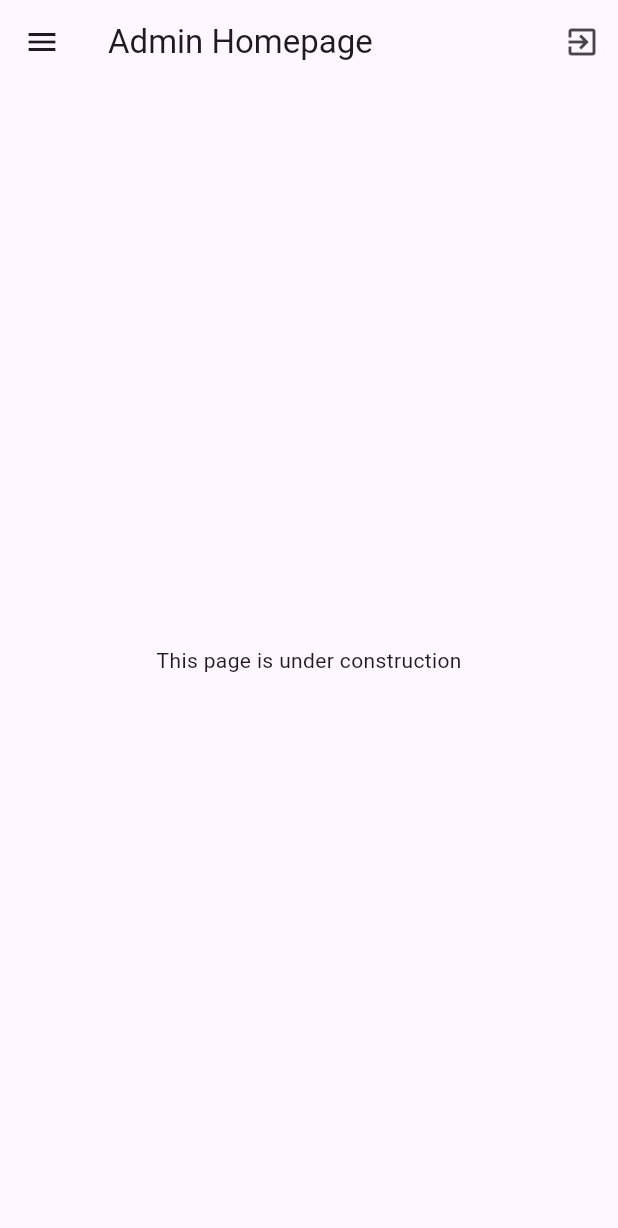
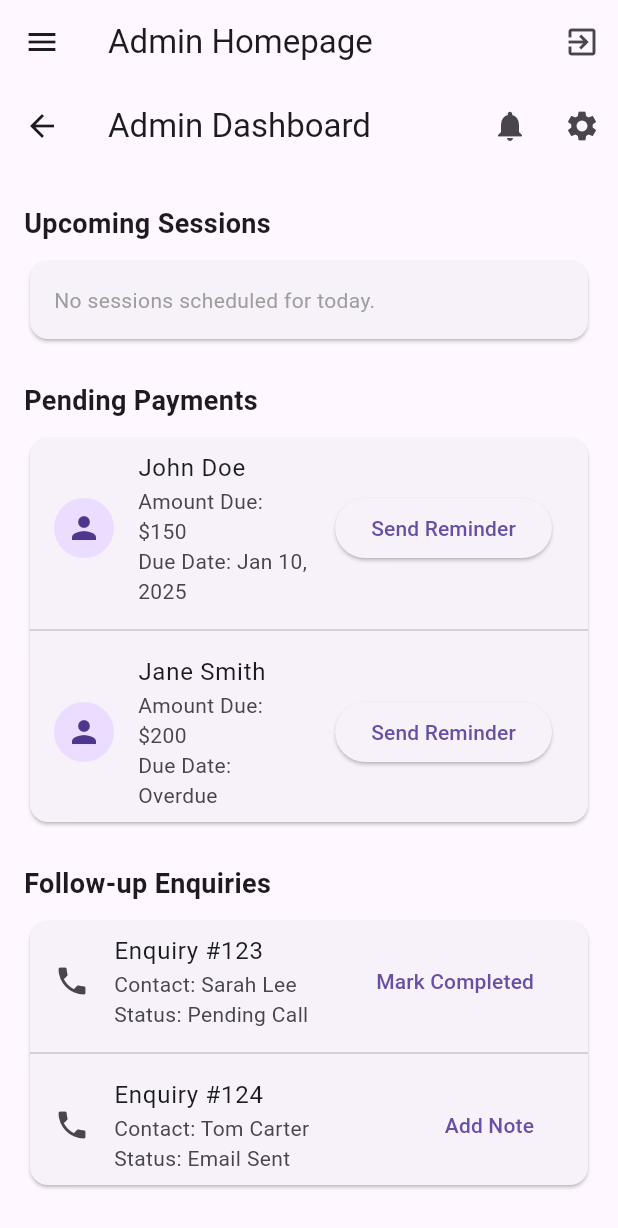
Before and after one commit to Bharghavi/gogglevue, a Flutter app: the AdminHomePage screen opened by its route, on a phone screen of 412 x 824 dp. Shown: the top 1228 px of the screen. Run offline on Flutter 3.47's test engine with Material 3 defaults, Android fonts, the phone set to English and light mode, and no system bars; our stand-ins replace cloud_firestore, firebase_auth, firebase_core, flutter_secure_storage; accounts and stored records are empty.

Commit message:
Added admin home page - upcoming sessions section and refactor

```diff
--- /dev/null
+++ b/lib/Utils/TimeOfDayUtils.dart
@@ -0,0 +1,12 @@
+import 'package:flutter/material.dart';
+
+class TimeOfDayUtils {
+  static String timeOfDayToString(TimeOfDay time) {
+    return '${time.hour.toString().padLeft(2, '0')}:${time.minute.toString().padLeft(2, '0')}';
+  }
+
+  static TimeOfDay stringToTimeOfDay(String timeString) {
+    final parts = timeString.split(':');
+    return TimeOfDay(hour: int.parse(parts[0]), minute: int.parse(parts[1]));
+  }
+}
--- /dev/null
+++ b/lib/helpers/upcoming_sessions_helper.dart
@@ -0,0 +1,58 @@
+import 'package:gogglevue/helpers/batch_helper.dart';
+import 'package:intl/intl.dart';
+import '../models/batch.dart';
+
+class UpcomingSessionsHelper {
+
+  static Future<List<Map<String, dynamic>>>  buildUpcomingSessions() async {
+
+    List<Batch> batches = await BatchHelper.fetchActiveBatches();
+
+    print('${batches.length} batches fetched');
+
+    Map<String, int> dayToIndex = {
+      "Sun": 0,
+      "Mon": 1,
+      "Tue": 2,
+      "Wed": 3,
+      "Thu": 4,
+      "Fri": 5,
+      "Sat": 6,
+    };
+
+    // Get today's day and index
+    String today = DateFormat('E').format(DateTime.now()); // e.g., "Mon"
+    int todayIndex = dayToIndex[today]!;
+
+    // Process batches
+    List<Map<String, dynamic>> upcomingSessions = [];
+    for (var batch in batches) {
+      // Filter and sort scheduleDays
+      List<String> upcomingDays = batch.scheduleDays
+          .where((day) => dayToIndex[day]! >= todayIndex)
+          .toList()
+        ..sort((a, b) => dayToIndex[a]!.compareTo(dayToIndex[b]!));
+
+      if (upcomingDays.isNotEmpty) {
+        upcomingSessions.add({
+          "batchName": batch.name,
+          "upcomingDays": upcomingDays,
+        });
+      }
+    }
+
+    return upcomingSessions;
+  }
+
+  static Future<List<Batch>> getBatchesForToday() async {
+    List<Batch> batches = await BatchHelper.fetchActiveBatches();
+    String today = DateFormat('E').format(DateTime.now());
+
+    List<Batch> result = batches.where((batch) {
+      return batch.scheduleDays.contains(today);
+    }).toList();
+
+    return result;
+  }
+
+}
--- a/lib/main.dart
+++ b/lib/main.dart
@@ -1,13 +1,13 @@
 import 'package:firebase_core/firebase_core.dart';
 import 'package:flutter/material.dart';
 import '../managers/login_manager.dart';
-import '../screens/admin_home.dart';
-import '../screens/login_page.dart';
+import 'screens/admin/admin_home.dart';
+import 'screens/admin/login_page.dart';
 import 'screens/staff/staff_home.dart';
 import 'screens/student/student_home.dart';
 import 'firebase_options.dart';
 import 'constants.dart';
-import 'screens/registration_page.dart';
+import 'screens/admin/registration_page.dart';
 
 void main() async {
   WidgetsFlutterBinding.ensureInitialized();
--- a/lib/models/course.dart
+++ b/lib/models/course.dart
@@ -37,8 +37,6 @@ class Course {
         return 'academics';
       case Category.sports:
         return 'sports';
-      default:
-        return 'academics';
     }
   }
 
--- a/lib/screens/admin_home.dart
+++ b/lib/screens/admin/admin_home.dart
@@ -1,11 +1,12 @@
 import 'package:flutter/material.dart';
-import '../managers/login_manager.dart';
+import '../../managers/login_manager.dart';
 import 'batch_page.dart';
 import 'staff_page.dart';
 import 'course_page.dart';
 import 'student_page.dart';
 import 'lesson_plan_page.dart';
 import 'payment_page.dart';
+import 'admin_home_page.dart';
 
 class AdminHomePage extends StatefulWidget {
   const AdminHomePage({super.key});
@@ -130,15 +131,6 @@ class AdminHomepageState extends State<AdminHomePage> {
   }
 }
 
-class HomePage extends StatelessWidget {
-  const HomePage({super.key});
-
-  @override
-  Widget build(BuildContext context) {
-    return Center(child: Text('This page is under construction'));
-  }
-}
-
 // AttendancePage.dart
 class AttendancePage extends StatelessWidget {
   const AttendancePage({super.key});
--- /dev/null
+++ b/lib/screens/admin/admin_home_page.dart
@@ -0,0 +1,58 @@
+import 'package:flutter/material.dart';
+import 'sections/upcoming_sessions.dart';
+import 'sections/pending_payments.dart';
+import 'sections/follow_up_enquiries.dart';
+
+class HomePage extends StatefulWidget {
+  const HomePage({super.key});
+
+  @override
+  HomepageState createState() => HomepageState();
+}
+class HomepageState extends State<HomePage> {
+
+  @override
+  Widget build(BuildContext context) {
+    return Scaffold(
+      appBar: AppBar(
+        title: const Text('Admin Dashboard'),
+        actions: [
+          IconButton(
+            icon: const Icon(Icons.notifications),
+            onPressed: () {},
+          ),
+          IconButton(
+            icon: const Icon(Icons.settings),
+            onPressed: () {},
+          ),
+        ],
+      ),
+      body: ListView(
+        padding: const EdgeInsets.all(16.0),
+        children: [
+          _buildSectionHeader('Upcoming Sessions'),
+          const UpcomingSessionsSection(), // Replace with Placeholder
+          const SizedBox(height: 16.0),
+          _buildSectionHeader('Pending Payments'),
+          const PendingPaymentsSection(), // Replace with Placeholder
+          const SizedBox(height: 16.0),
+          _buildSectionHeader('Follow-up Enquiries'),
+          const FollowUpEnquirySection(), // Replace with Placeholder
+        ],
+      ),
+    );
+  }
+
+  Widget _buildSectionHeader(String title) {
+    return Padding(
+      padding: const EdgeInsets.symmetric(vertical: 8.0),
+      child: Text(
+        title,
+        style: const TextStyle(
+          fontSize: 18.0,
+          fontWeight: FontWeight.bold,
+        ),
+      ),
+    );
+  }
+}
--- a/lib/screens/course_page.dart
+++ b/lib/screens/admin/course_page.dart
@@ -1,7 +1,7 @@
 import 'package:flutter/material.dart';
-import '../models/course.dart';
-import '../helpers/course_helper.dart';
-import '../Utils/ui_utils.dart';
+import '../../models/course.dart';
+import '../../helpers/course_helper.dart';
+import '../../Utils/ui_utils.dart';
 
 // CoursePage.dart
 class CoursePage extends StatefulWidget {
--- a/lib/screens/registration_page.dart
+++ b/lib/screens/admin/registration_page.dart
@@ -1,5 +1,5 @@
 import 'package:flutter/material.dart';
-import '../helpers/user_registration_helper.dart';
+import '../../helpers/user_registration_helper.dart';
 
 class RegistrationPage extends StatefulWidget {
   const RegistrationPage({super.key});
--- /dev/null
+++ b/lib/screens/admin/sections/follow_up_enquiries.dart
@@ -0,0 +1,40 @@
+import 'package:flutter/material.dart';
+
+class FollowUpEnquirySection extends StatefulWidget {
+  const FollowUpEnquirySection({super.key});
+
+  @override
+  FollowUpEnquirySectionState createState() => FollowUpEnquirySectionState();
+}
+
+class FollowUpEnquirySectionState extends State<FollowUpEnquirySection> {
+
+  @override
+  Widget build(BuildContext context) {
+    return Card(
+      child: Column(
+        children: [
+          ListTile(
+            leading: const Icon(Icons.phone),
+            title: const Text('Enquiry #123'),
+            subtitle: const Text('Contact: Sarah Lee\nStatus: Pending Call'),
+            trailing: TextButton(
+              onPressed: () {},
+              child: const Text('Mark Completed'),
+            ),
+          ),
+          const Divider(),
+          ListTile(
+            leading: const Icon(Icons.phone),
+            title: const Text('Enquiry #124'),
+            subtitle: const Text('Contact: Tom Carter\nStatus: Email Sent'),
+            trailing: TextButton(
+              onPressed: () {},
+              child: const Text('Add Note'),
+            ),
+          ),
+        ],
+      ),
+    );
+  }
+}
--- /dev/null
+++ b/lib/screens/admin/sections/pending_payments.dart
@@ -0,0 +1,44 @@
+import 'package:flutter/material.dart';
+
+class PendingPaymentsSection extends StatefulWidget {
+  const PendingPaymentsSection({super.key});
+
+  @override
+  PendingPaymentsSectionState createState() =>
+      PendingPaymentsSectionState();
+}
+
+class PendingPaymentsSectionState extends State<PendingPaymentsSection> {
+  @override
+  Widget build(BuildContext context) {
+    return Card(
+      child: Column(
+        children: [
+          ListTile(
+            leading: const CircleAvatar(
+              child: Icon(Icons.person),
+            ),
+            title: const Text('John Doe'),
+            subtitle: const Text('Amount Due: \$150\nDue Date: Jan 10, 2025'),
+            trailing: ElevatedButton(
+              onPressed: () {},
+              child: const Text('Send Reminder'),
+            ),
+          ),
+          const Divider(),
+          ListTile(
+            leading: const CircleAvatar(
+              child: Icon(Icons.person),
+            ),
+            title: const Text('Jane Smith'),
+            subtitle: const Text('Amount Due: \$200\nDue Date: Overdue'),
+            trailing: ElevatedButton(
+              onPressed: () {},
+              child: const Text('Send Reminder'),
+            ),
+          ),
+        ],
+      ),
+    );
+  }
+}
--- /dev/null
+++ b/lib/screens/admin/sections/upcoming_sessions.dart
@@ -0,0 +1,90 @@
+import 'package:flutter/material.dart';
+import '../../../helpers/upcoming_sessions_helper.dart';
+import '../../../Utils/TimeOfDayUtils.dart';
+import '../../../models/batch.dart';
+import '../student_batch_page.dart';
+
+class UpcomingSessionsSection extends StatefulWidget {
+  const UpcomingSessionsSection({super.key});
+
+  @override
+  UpcomingSessionsSectionState createState() =>
+      UpcomingSessionsSectionState();
+}
+
+class UpcomingSessionsSectionState extends State<UpcomingSessionsSection> {
+  List<Batch> sessions = [];
+  bool isLoading = false;
+
+  @override
+  void initState() {
+    super.initState();
+    fetchSessionsForToday();
+  }
+
+  Future<void> fetchSessionsForToday() async {
+    setState(() {
+      isLoading = true;
+    });
+
+    try {
+      final batchForToday = await UpcomingSessionsHelper.getBatchesForToday();
+      setState(() {
+        sessions = batchForToday;
+      });
+    } catch (e) {
+      print("Error fetching sessions: $e");
+      setState(() {
+        sessions = []; // Reset sessions in case of an error
+      });
+    } finally {
+      setState(() {
+        isLoading = false;
+      });
+    }
+  }
+
+
+  @override
+  Widget build(BuildContext context) {
+    return Card(
+      child: isLoading
+          ? Center(child: CircularProgressIndicator())
+          : sessions.isEmpty
+          ? Padding(
+        padding: const EdgeInsets.all(16.0),
+        child: Text(
+          'No sessions scheduled for today.',
+          style: TextStyle(color: Colors.grey),
+        ),
+      )
+          : ListView.builder(
+        shrinkWrap: true,
+        physics: const NeverScrollableScrollPhysics(),
+        itemCount: sessions.length,
+        itemBuilder: (context, index) {
+          final session = sessions[index];
+          return ListTile(
+            leading: const Icon(Icons.schedule),
+            title: Text(session.name),
+            subtitle: Text(
+              'Today at ${TimeOfDayUtils.timeOfDayToString(session.startTime)}',
+            ),
+            trailing: TextButton(
+              onPressed: () {
+                Navigator.push(
+                  context,
+                  MaterialPageRoute(
+                    builder: (context) => StudentBatchPage(batch: session),
+                  ),
+                );
+              },
+              child: const Text('View Details'),
+            ),
+          );
+        },
+      ),
+    );
+  }
+
+}
--- a/lib/screens/staff_page.dart
+++ b/lib/screens/admin/staff_page.dart
@@ -1,7 +1,7 @@
 import 'package:flutter/material.dart';
-import '../models/staff.dart';
-import '../helpers/staff_helper.dart';
-import '../Utils/ui_utils.dart';
+import '../../models/staff.dart';
+import '../../helpers/staff_helper.dart';
+import '../../Utils/ui_utils.dart';
 
 class StaffPage extends StatefulWidget {
   const StaffPage({Key? key}) : super(key: key);
--- a/lib/screens/student_page.dart
+++ b/lib/screens/admin/student_page.dart
@@ -1,7 +1,7 @@
 import 'package:flutter/material.dart';
-import '../models/student.dart';
-import '../helpers/student_helper.dart';
-import '../Utils/ui_utils.dart';
+import '../../models/student.dart';
+import '../../helpers/student_helper.dart';
+import '../../Utils/ui_utils.dart';
 
 class StudentPage extends StatefulWidget {
   const StudentPage({super.key});
--- a/pubspec.yaml
+++ b/pubspec.yaml
@@ -19,6 +19,7 @@ dependencies:
   cloud_firestore: ^5.5.1
   firebase_core: ^3.9.0
   firebase_auth: ^5.3.4
+  intl: ^0.20.1
 
 dev_dependencies:
   flutter_launcher_icons: ^0.14.2
```
Also changed, not shown: lib/models/batch.dart (+5 -13 lines), lib/screens/admin/batch_page.dart (renamed from lib/screens/batch_page.dart, +7 -7 lines), lib/screens/admin/lesson_plan_page.dart (renamed from lib/screens/lesson_plan_page.dart, +6 -7 lines), lib/screens/admin/login_page.dart (renamed from lib/screens/login_page.dart, +4 -4 lines), lib/screens/admin/payment_page.dart (renamed from lib/screens/payment_page.dart, +8 -8 lines), lib/screens/admin/student_batch_page.dart (renamed from lib/screens/student_batch_page.dart, +4 -4 lines), pubspec.lock.
